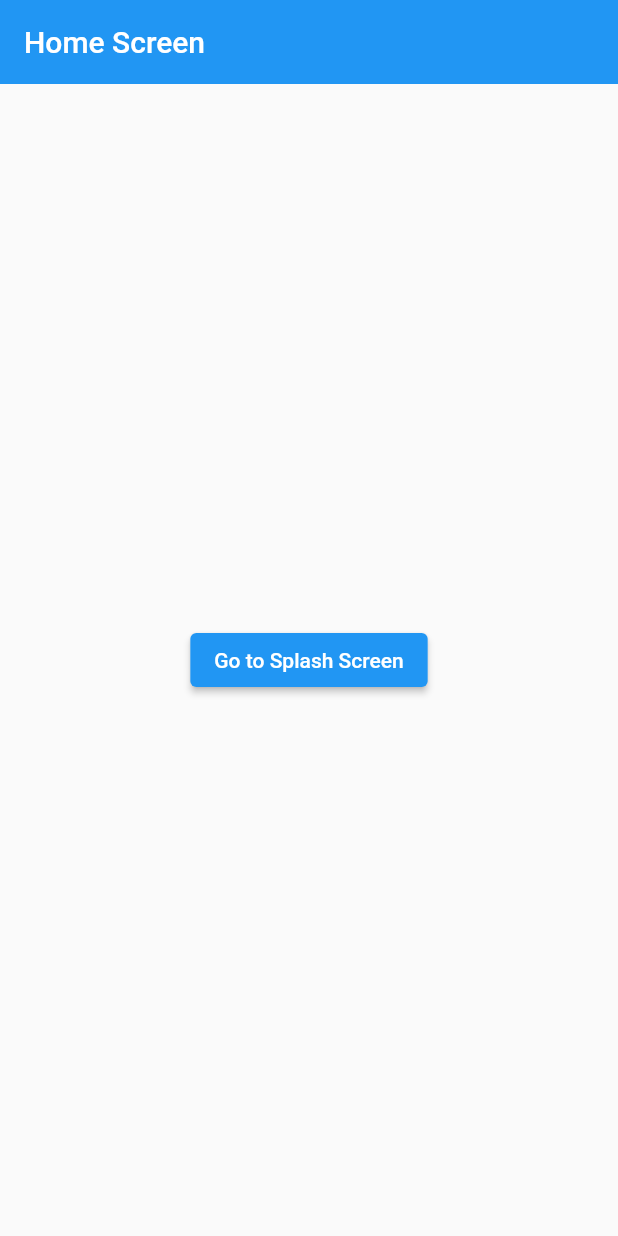
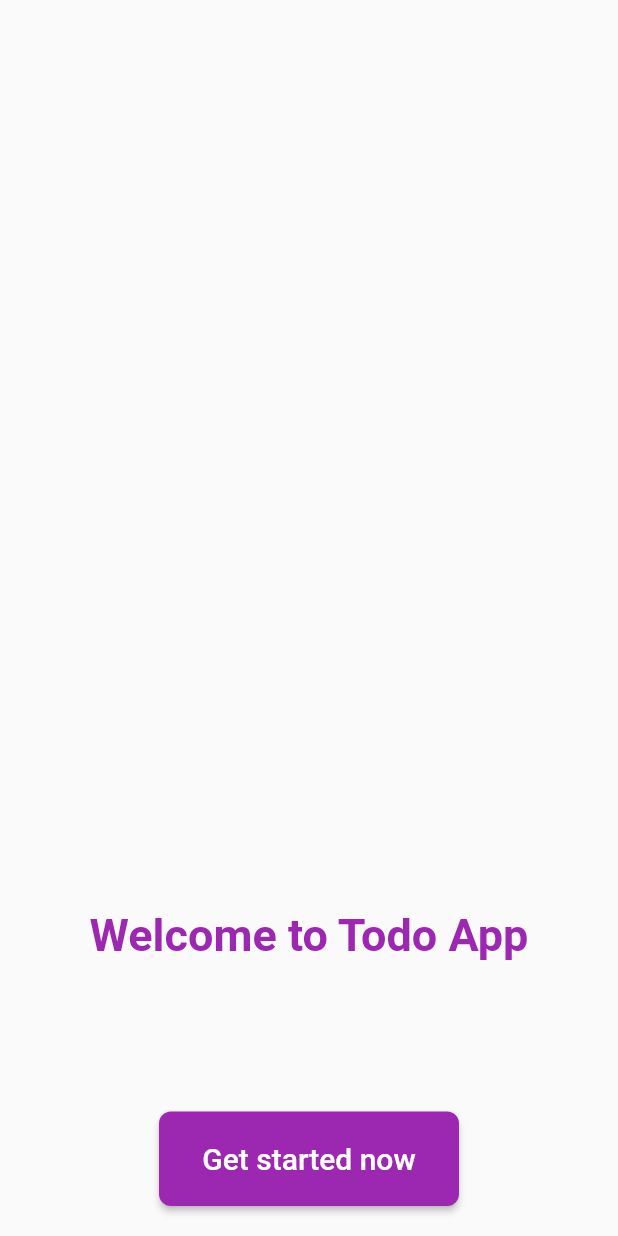
Before and after one commit to SomeBoDy1105/Tasks, a Flutter app: the screen it shows after launch, on a phone screen of 412 x 824 dp. Run offline on Flutter 3.47's test engine with Material 2 defaults, Android fonts, the light colour scheme and no system bars; our stand-ins replace sqflite; accounts and stored records are empty.

Commit message:
added Firebase and SQLite database and uptaded ui

```diff
--- a/flutter_task2/lib/dbhelper.dart
+++ b/flutter_task2/lib/dbhelper.dart
@@ -14,6 +14,8 @@ class DatabaseHelper {
   static const _databaseVersion = 1;
 
   static const table = 'my_table';
+
+  static const done = 0;
 
   static const columnId = 'id';
 
@@ -53,16 +55,23 @@ class DatabaseHelper {
 
     $columnName TEXT NOT NULL
 
+    done INTEGER NOT NULL
+
     );
 
       ''');
   }
 
   Future<int?> insert(Map<String, dynamic> todo) async {
-    Database? db = await instance.database;
+  Database? db = await instance.database;
 
-    return await db?.insert(table, todo);
-  }
+  Map<String, dynamic> newTodo = {
+    DatabaseHelper.columnName: todo[DatabaseHelper.columnName],
+    'done': todo['done'] ?? 0, // set default value to 0 if not provided
+  };
+
+  return await db?.insert(table, newTodo);
+}
 
   Future<List<Map<String, dynamic>>?> queryAllTodos() async {
     Database? db = await instance.database;
@@ -75,4 +84,12 @@ class DatabaseHelper {
 
     return await db?.delete(table, where: "id=?", whereArgs: [id]);
   }
+
+  Future<int> updateTodo(Map<String, dynamic> todo) async {
+    Database? db = await instance.database;
+    int id = todo[DatabaseHelper.columnId];
+    return await db
+            ?.update(table, todo, where: '$columnId = ?', whereArgs: [id]) ??
+        0;
+  }
 }
--- a/flutter_task2/lib/home_screen.dart
+++ b/flutter_task2/lib/home_screen.dart
@@ -1,4 +1,3 @@
-
 import 'package:flutter/material.dart';
 import 'package:flutter_task2/todolist.dart';
 
@@ -13,18 +12,42 @@ class _HomeScreenState extends State<HomeScreen> {
   @override
   Widget build(BuildContext context) {
     return Scaffold(
-      appBar: AppBar(
-        title: const Text('Home Screen'),
-        elevation: 0,
-      ),
       body: Center(
-        child: ElevatedButton(
-          onPressed: () {
-            Navigator.pushReplacement(
-              context,
-              MaterialPageRoute(builder: (context) => const TodoList()),);
-          },
-          child: const Text('Go to Splash Screen'),
+        child: Column(
+
+          mainAxisAlignment: MainAxisAlignment.end,
+          crossAxisAlignment: CrossAxisAlignment.center,
+          children: [
+            const Text(
+              'Welcome to Todo App',
+              style: TextStyle(
+                color: Colors.purple,
+                fontSize: 30,
+                fontWeight: FontWeight.bold,
+              ),
+            ),
+            const SizedBox(height: 100),
+            MaterialButton(
+              shape: RoundedRectangleBorder(
+                  borderRadius: BorderRadius.circular(8)),
+                  minWidth: 200,
+              color: Colors.purple,
+              padding: const EdgeInsets.all(20),
+              onPressed: () {
+                Navigator.push(
+                  context,
+                  MaterialPageRoute(builder: (context) => const TodoList()),
+                );
+              },
+              child: const Text('Get started now',
+                  style: TextStyle(
+                    color: Colors.white,
+                    fontSize: 20)
+
+                    ),
+            ),
+            const SizedBox(height: 20),
+          ],
         ),
       ),
     );
--- a/flutter_task2/lib/splash_screen.dart
+++ b/flutter_task2/lib/splash_screen.dart
@@ -22,7 +22,7 @@ class _SplashScreenState extends State<SplashScreen> {
   @override
   Widget build(BuildContext context) {
     return  const Scaffold(
-      backgroundColor: Colors.black,
+      backgroundColor: Colors.white,
       body: Center(
         child: Center(
           child: Icon(
```
Also changed, not shown: flutter_task2/lib/todolist.dart (+72 -29 lines).
